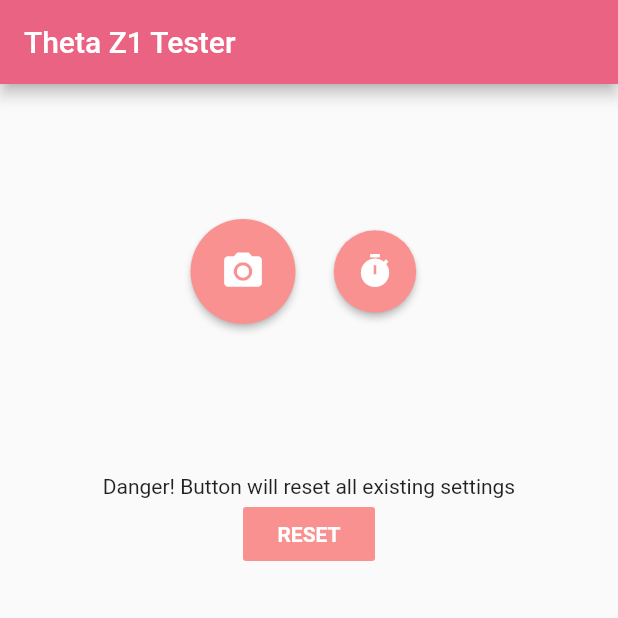
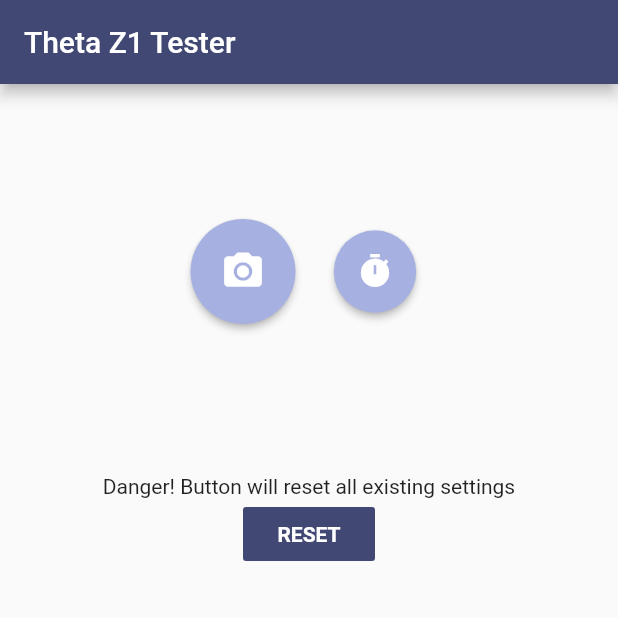
Before and after one commit to caitlynbakery/theta_tester, a Flutter app: the screen it shows after launch, on a phone screen of 412 x 824 dp, the top half of it. Run offline on Flutter 3.47's test engine with Material 2 defaults, Android fonts, the phone set to English and light mode, and no system bars.

Commit message:
edit icon

```diff
--- a/lib/main.dart
+++ b/lib/main.dart
@@ -14,7 +14,7 @@
 
       home: Scaffold(
         appBar: AppBar(
-          backgroundColor: Color(0xffeb6383),
+          backgroundColor: Color(0xff424874),
           title: Text("Theta Z1 Tester"),
         ),
         body: Center(
@@ -33,7 +33,7 @@
                     },
                     padding: EdgeInsets.all(20.0),
                     shape: CircleBorder(),
-                      color: Color(0xfffa9191),
+                      color: Color(0xffa6b1e1),
                     child: Icon(Icons.camera_alt, color: Colors.white, size: 30,),
 
                   ),
@@ -42,7 +42,7 @@
                     },
                     padding: EdgeInsets.all(15.0),
                     shape: CircleBorder(),
-                    color: Color(0xfffa9191),
+                    color: Color(0xffa6b1e1),
                     child: Icon(Icons.timer, color: Colors.white, size: 25,),
                   ),
                 ],
@@ -58,7 +58,7 @@
                 onPressed: (){
                   reset();
                 },
-                color: Color(0xfffa9191),
+                color: Color(0xff424874),
                 child: Text("RESET", style: TextStyle(color: Colors.white, fontWeight: FontWeight.bold),),
               ),
             ],
```
Also changed, not shown: 51 other files.
